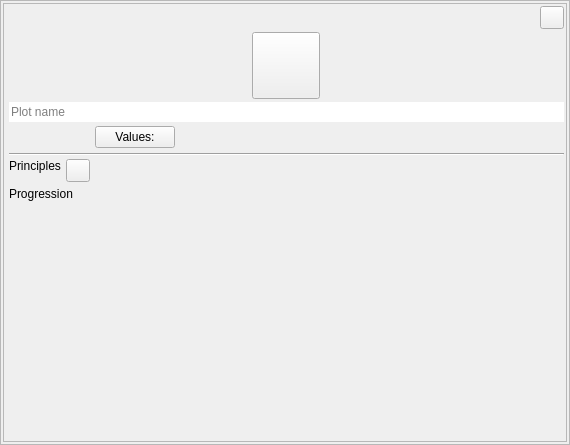
This is ui/plot_widget.ui in zkovari/plotlyst as Qt 5 draws it before an edit. The edited form follows.
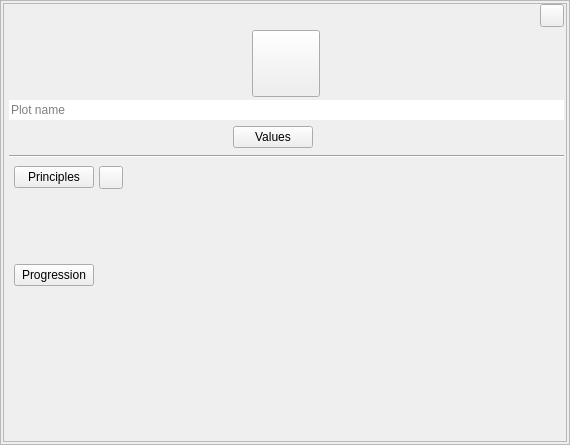
This is the edited form. Custom widgets are drawn as their Qt base class.

Commit message: Improve plot widget with initial structure and better values display

Patch:
```diff
--- a/ui/plot_widget.ui
+++ b/ui/plot_widget.ui
@@ -54,7 +54,7 @@
        <number>5</number>
       </property>
       <property name="topMargin">
-       <number>2</number>
+       <number>0</number>
       </property>
       <property name="rightMargin">
        <number>2</number>
@@ -106,12 +106,21 @@
       </item>
       <item>
        <layout class="QHBoxLayout" name="horizontalLayout_2">
+        <property name="spacing">
+         <number>0</number>
+        </property>
         <property name="leftMargin">
          <number>0</number>
         </property>
+        <property name="topMargin">
+         <number>2</number>
+        </property>
         <property name="rightMargin">
          <number>0</number>
         </property>
+        <property name="bottomMargin">
+         <number>2</number>
+        </property>
         <item>
          <spacer name="horizontalSpacer_2">
           <property name="orientation">
@@ -128,10 +137,31 @@
           </property>
          </spacer>
         </item>
+        <item alignment="Qt::AlignHCenter">
+         <widget class="QWidget" name="widget_2" native="true">
+          <layout class="QHBoxLayout" name="horizontalLayout_3">
+           <property name="spacing">
+            <number>3</number>
+           </property>
+           <property name="leftMargin">
+            <number>0</number>
+           </property>
+           <property name="topMargin">
+            <number>0</number>
+           </property>
+           <property name="rightMargin">
+            <number>0</number>
+           </property>
+           <property name="bottomMargin">
+            <number>0</number>
+           </property>
         <item>
          <widget class="QPushButton" name="btnValues">
+             <property name="cursor">
+              <cursorShape>PointingHandCursor</cursorShape>
+             </property>
           <property name="text">
-           <string>Values:</string>
+              <string>Values</string>
           </property>
           <property name="transparent" stdset="0">
            <bool>true</bool>
@@ -148,12 +178,15 @@
           </property>
           <property name="minimumSize">
            <size>
-            <width>300</width>
+               <width>25</width>
             <height>25</height>
            </size>
           </property>
          </widget>
         </item>
+          </layout>
+         </widget>
+        </item>
         <item>
          <spacer name="horizontalSpacer">
           <property name="orientation">
@@ -207,30 +240,36 @@
            <number>5</number>
           </property>
           <property name="leftMargin">
-           <number>0</number>
+           <number>5</number>
           </property>
           <property name="topMargin">
            <number>0</number>
           </property>
           <property name="rightMargin">
-           <number>0</number>
+           <number>5</number>
           </property>
           <property name="bottomMargin">
            <number>0</number>
           </property>
           <item>
            <layout class="QHBoxLayout" name="horizontalLayout">
+            <property name="topMargin">
+             <number>5</number>
+            </property>
+            <property name="bottomMargin">
+             <number>10</number>
+            </property>
             <item alignment="Qt::AlignTop">
-             <widget class="QLabel" name="lblPrinciples">
-              <property name="sizePolicy">
-               <sizepolicy hsizetype="Preferred" vsizetype="Maximum">
-                <horstretch>0</horstretch>
-                <verstretch>0</verstretch>
-               </sizepolicy>
+             <widget class="QPushButton" name="btnPrinciples">
+              <property name="cursor">
+               <cursorShape>PointingHandCursor</cursorShape>
               </property>
               <property name="text">
                <string>Principles</string>
               </property>
+              <property name="transparent" stdset="0">
+               <bool>true</bool>
+              </property>
              </widget>
             </item>
             <item alignment="Qt::AlignTop">
@@ -257,38 +296,30 @@
                 <verstretch>0</verstretch>
                </sizepolicy>
               </property>
+              <property name="minimumSize">
+               <size>
+                <width>0</width>
+                <height>80</height>
+               </size>
+              </property>
              </widget>
             </item>
            </layout>
           </item>
           <item>
            <layout class="QVBoxLayout" name="verticalLayout_4">
-            <item>
-             <widget class="QSplitter" name="splitter">
-              <property name="sizePolicy">
-               <sizepolicy hsizetype="Expanding" vsizetype="Expanding">
-                <horstretch>0</horstretch>
-                <verstretch>0</verstretch>
-               </sizepolicy>
-              </property>
-              <property name="orientation">
-               <enum>Qt::Horizontal</enum>
-              </property>
-              <widget class="QWidget" name="layoutWidget_4">
-               <layout class="QVBoxLayout" name="verticalLayout_5">
                 <property name="topMargin">
-                 <number>0</number>
-                </property>
-                <item>
-                 <layout class="QHBoxLayout" name="horizontalLayout_4">
+             <number>3</number>
+            </property>
                   <item alignment="Qt::AlignLeft">
-                   <widget class="QLabel" name="lblProgression">
+             <widget class="QPushButton" name="btnProgression">
                     <property name="text">
                      <string>Progression</string>
                     </property>
-                   </widget>
-                  </item>
-                 </layout>
+              <property name="transparent" stdset="0">
+               <bool>true</bool>
+              </property>
+             </widget>
                 </item>
                 <item>
                  <widget class="QWidget" name="wdgEventsParent" native="true">
@@ -303,22 +334,18 @@
                     <number>0</number>
                    </property>
                    <property name="leftMargin">
-                    <number>0</number>
+                <number>15</number>
                    </property>
                    <property name="topMargin">
-                    <number>0</number>
+                <number>25</number>
                    </property>
                    <property name="rightMargin">
-                    <number>0</number>
+                <number>15</number>
                    </property>
                    <property name="bottomMargin">
-                    <number>0</number>
-                   </property>
-                  </layout>
-                 </widget>
-                </item>
-               </layout>
-              </widget>
+                <number>10</number>
+               </property>
+              </layout>
              </widget>
             </item>
            </layout>
```
Lines whose indentation alone changed are shown as unchanged. The commit also changes 3 other files.
